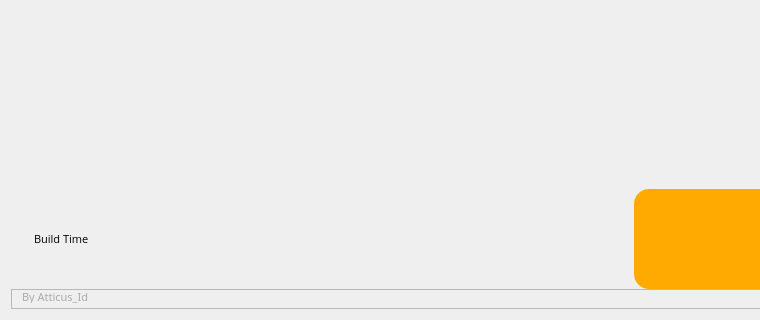
This is demo.ui in atticus-lv/blender_launcher as Qt 5 draws it before an edit; both pictures show x 0 to 760 and y 280 to 600 of the 960 by 600 pixel window. The edited form follows.
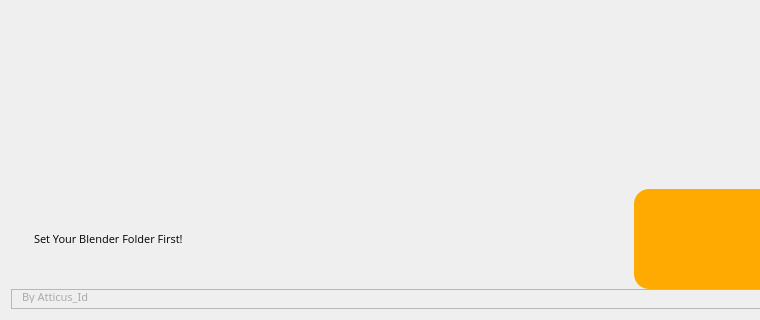
This is the edited form. Icons and pictures are not drawn. Custom widgets are drawn as their Qt base class.

Commit message: improve ui,drag to move the list

```diff
--- a/demo.ui
+++ b/demo.ui
@@ -629,7 +629,7 @@
                           <string notr="true">padding:20px</string>
                          </property>
                          <property name="text">
-                          <string>Build Time</string>
+                          <string>Set Your Blender Folder First!</string>
                          </property>
                          <property name="alignment">
                           <set>Qt::AlignLeading|Qt::AlignLeft|Qt::AlignVCenter</set>
```
The commit also changes 7 other files.
